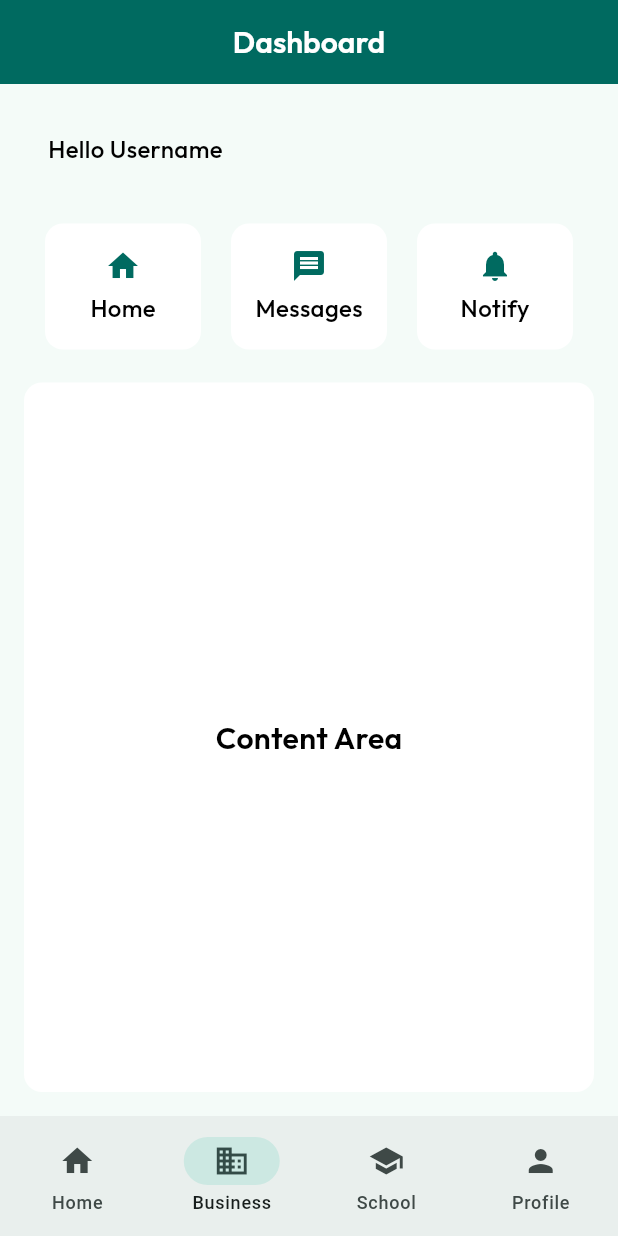
After one commit to analogdata/llc_flutter, a Flutter app: the DashboardScreen screen opened directly, on a phone screen of 412 x 824 dp. The commit adds this screen. Run offline on Flutter 3.47's test engine with Material 3 defaults, Android fonts, the phone set to English and light mode, and no system bars; our stand-ins replace google_fonts.

Commit message:
Dashboard Examples

```diff
--- /dev/null
+++ b/example-flutter/dashboard/lib/dashboard_widgets/dashboard_widgets.dart
@@ -0,0 +1,33 @@
+import 'package:flutter/material.dart';
+import 'package:google_fonts/google_fonts.dart';
+
+class DashboardCard extends StatelessWidget {
+  const DashboardCard({super.key, required this.icon, required this.title});
+
+  final IconData icon;
+  final String title;
+
+  @override
+  Widget build(BuildContext context) {
+    return Card.filled(
+      color: Theme.of(context).colorScheme.onPrimary,
+      child: Padding(
+        padding: const EdgeInsets.all(16.0),
+        child: Column(
+          children: [
+            Icon(icon, color: Theme.of(context).colorScheme.primary),
+            SizedBox(height: 5),
+            Text(
+              title,
+              style: GoogleFonts.outfit(
+                fontSize: 16,
+                fontWeight: FontWeight.w500,
+                color: Colors.black,
+              ),
+            ),
+          ],
+        ),
+      ),
+    );
+  }
+}
--- /dev/null
+++ b/example-flutter/dashboard/lib/main.dart
@@ -0,0 +1,19 @@
+import 'package:dashboard/screens/dashboard.dart';
+import 'package:flutter/material.dart';
+
+void main() {
+  runApp(DashboardApp());
+}
+
+class DashboardApp extends StatelessWidget {
+  const DashboardApp({super.key});
+
+  @override
+  Widget build(BuildContext context) {
+    return MaterialApp(
+      title: 'Dashboard',
+      theme: ThemeData(useMaterial3: true, colorSchemeSeed: Colors.teal),
+      home: const DashboardScreen(),
+    );
+  }
+}
--- /dev/null
+++ b/example-flutter/dashboard/lib/screens/dashboard.dart
@@ -0,0 +1,106 @@
+import 'package:flutter/material.dart';
+import 'package:google_fonts/google_fonts.dart';
+import 'package:dashboard/dashboard_widgets/dashboard_widgets.dart';
+
+class DashboardScreen extends StatefulWidget {
+  const DashboardScreen({super.key});
+
+  @override
+  State<DashboardScreen> createState() => _DashboardScreenState();
+}
+
+class _DashboardScreenState extends State<DashboardScreen> {
+  @override
+  Widget build(BuildContext context) {
+    return Scaffold(
+      appBar: AppBar(
+        title: Text(
+          'Dashboard',
+          style: GoogleFonts.outfit(
+            fontSize: 20,
+            fontWeight: FontWeight.w600,
+            color: Theme.of(context).colorScheme.onPrimary,
+          ),
+        ),
+        centerTitle: true,
+        backgroundColor: Theme.of(context).colorScheme.primary,
+        foregroundColor: Theme.of(context).colorScheme.onPrimary,
+      ),
+      body: Padding(
+        padding: const EdgeInsets.all(12.0),
+        child: Column(
+          crossAxisAlignment: CrossAxisAlignment.start,
+          children: [
+            Padding(
+              padding: const EdgeInsets.all(20.0),
+              child: Text(
+                'Hello Username',
+                style: GoogleFonts.outfit(
+                  fontSize: 16,
+                  fontWeight: FontWeight.w500,
+                  color: Colors.black,
+                ),
+              ),
+            ),
+            Padding(
+              padding: const EdgeInsets.all(8.0),
+              child: Row(
+                children: [
+                  Expanded(
+                    child: Padding(
+                      padding: const EdgeInsets.all(6.0),
+                      child: DashboardCard(icon: Icons.home, title: 'Home'),
+                    ),
+                  ),
+                  Expanded(
+                    child: Padding(
+                      padding: const EdgeInsets.all(6.0),
+                      child: DashboardCard(
+                        icon: Icons.message,
+                        title: 'Messages',
+                      ),
+                    ),
+                  ),
+                  Expanded(
+                    child: Padding(
+                      padding: const EdgeInsets.all(6.0),
+                      child: DashboardCard(
+                        icon: Icons.notifications,
+                        title: 'Notify',
+                      ),
+                    ),
+                  ),
+                ],
+              ),
+            ),
+            Expanded(
+              child: Card.filled(
+                elevation: 0,
+                color: Theme.of(context).colorScheme.onPrimary,
+                child: Center(
+                  child: Text(
+                    "Content Area",
+                    style: GoogleFonts.outfit(
+                      fontSize: 20,
+                      fontWeight: FontWeight.w600,
+                      color: Colors.black,
+                    ),
+                  ),
+                ),
+              ),
+            ),
+          ],
+        ),
+      ),
+      bottomNavigationBar: NavigationBar(
+        selectedIndex: 1,
+        destinations: [
+          NavigationDestination(icon: Icon(Icons.home), label: 'Home'),
+          NavigationDestination(icon: Icon(Icons.business), label: 'Business'),
+          NavigationDestination(icon: Icon(Icons.school), label: 'School'),
+          NavigationDestination(icon: Icon(Icons.person), label: 'Profile'),
+        ],
+      ),
+    );
+  }
+}
```
Also changed, not shown: example-flutter/dashboard/analysis_options.yaml (added, +28 -0 lines), example-flutter/dashboard/pubspec.yaml (added, +90 -0 lines), example-flutter/form_validation/analysis_options.yaml (added, +28 -0 lines), example-flutter/form_validation/lib/main.dart (added, +122 -0 lines), example-flutter/form_validation/pubspec.yaml (added, +90 -0 lines), practice-flutter/pro_02_simple_form_validation/lib/pages/home_page.dart (+13 -3 lines), example-flutter/dashboard/pubspec.lock (added), example-flutter/form_validation/pubspec.lock (added), 254 other files.
